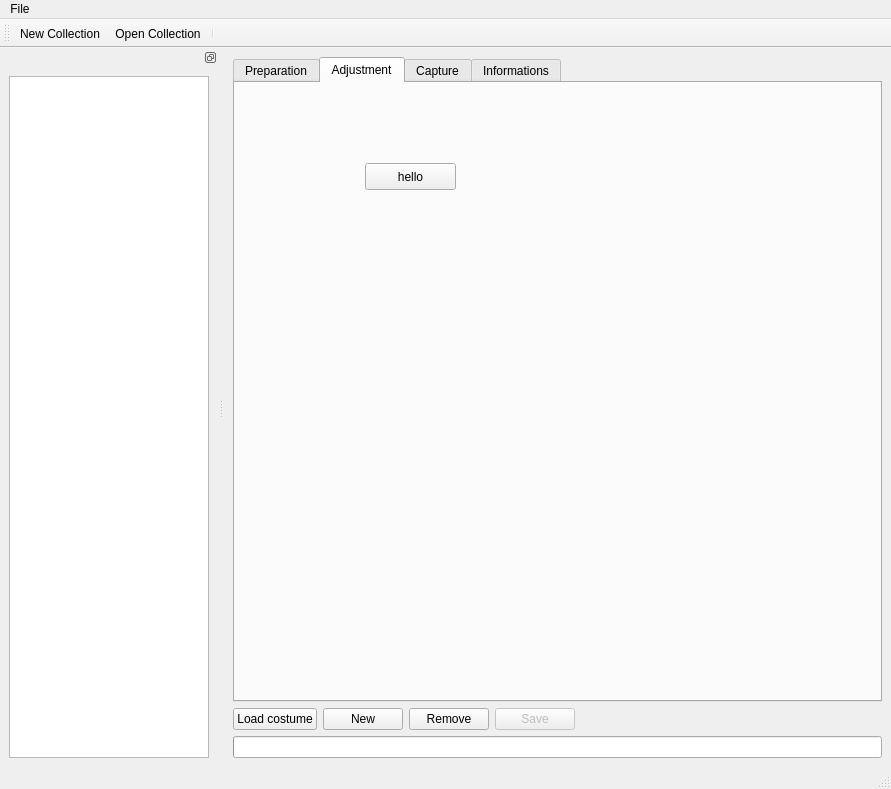
plule/pfe-costumes, file pc/master/mainwindow.ui: the form before one commit.
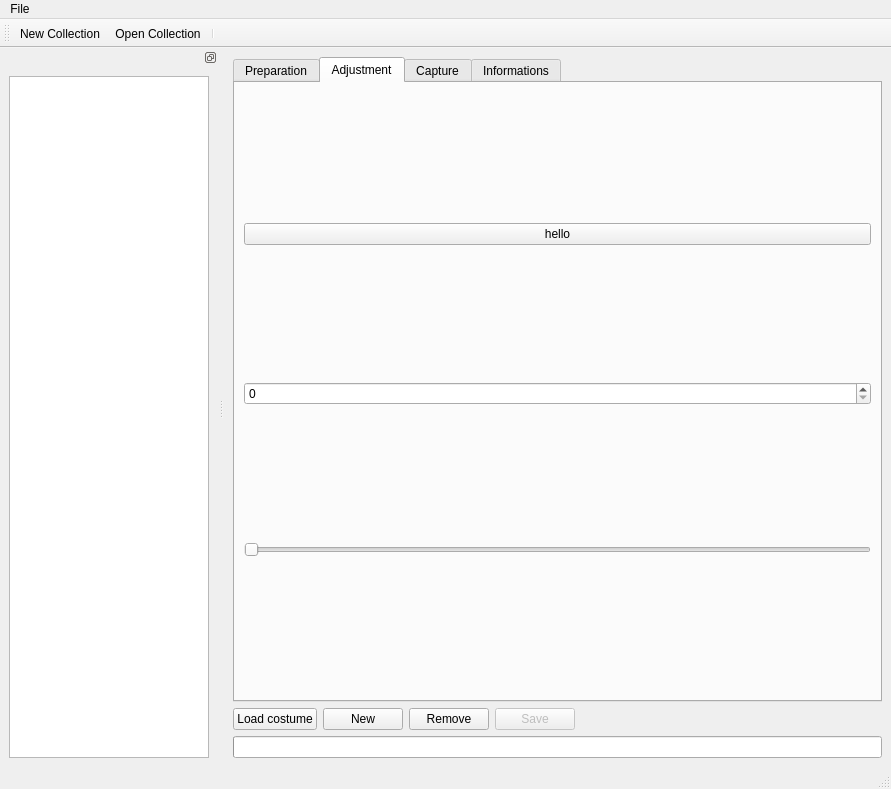
The form after the commit. Icons and pictures are not drawn. Custom widgets are drawn as their Qt base class.

```diff
--- a/pc/master/mainwindow.ui
+++ b/pc/master/mainwindow.ui
@@ -32,19 +32,35 @@
        <attribute name="title">
         <string>Adjustment</string>
        </attribute>
-       <widget class="QPushButton" name="ardHelloButton">
-        <property name="geometry">
-         <rect>
-          <x>130</x>
-          <y>80</y>
-          <width>91</width>
-          <height>27</height>
-         </rect>
-        </property>
-        <property name="text">
-         <string>hello</string>
-        </property>
-       </widget>
+       <layout class="QVBoxLayout" name="verticalLayout_4">
+        <item>
+         <widget class="QPushButton" name="ardHelloButton">
+          <property name="text">
+           <string>hello</string>
+          </property>
+         </widget>
+        </item>
+        <item>
+         <widget class="QSpinBox" name="spinBox">
+          <property name="maximum">
+           <number>10000</number>
+          </property>
+         </widget>
+        </item>
+        <item>
+         <widget class="QSlider" name="ardSlider">
+          <property name="minimum">
+           <number>800</number>
+          </property>
+          <property name="maximum">
+           <number>2200</number>
+          </property>
+          <property name="orientation">
+           <enum>Qt::Horizontal</enum>
+          </property>
+         </widget>
+        </item>
+       </layout>
       </widget>
       <widget class="QWidget" name="captureTab">
        <attribute name="title">
```
Left out of the diff: 140 changed lines with no effect on the pictures.
